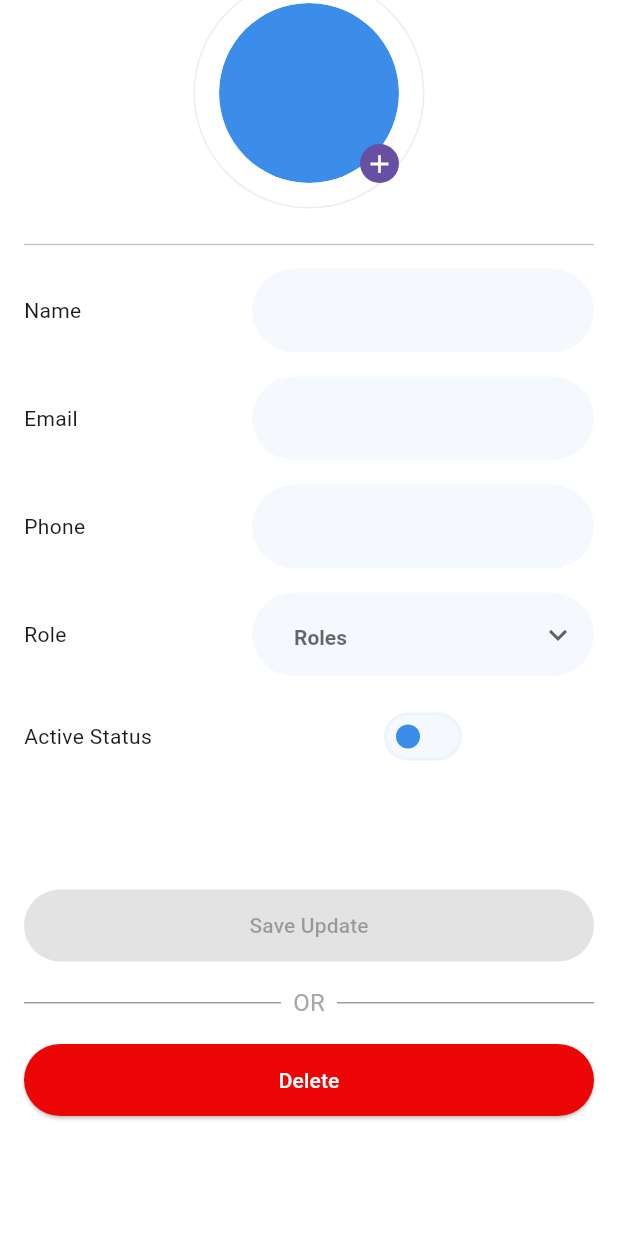
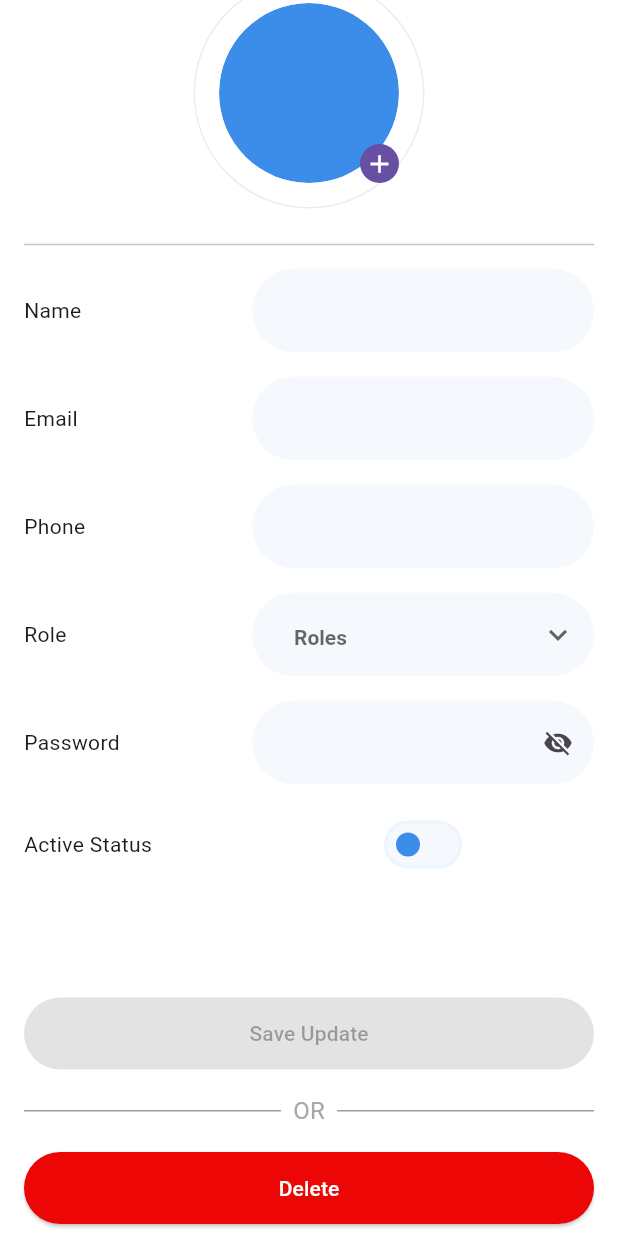
Before and after one commit to rajdeepf1/Microsensors-Flutter, a Flutter app: the EditUser widget shown alone on an empty page, opened directly with empty values, scrolled down 31 dp, on a phone screen of 412 x 824 dp. Run offline on Flutter 3.47's test engine with Material 3 defaults, Android fonts, the phone set to English and light mode, and no system bars; our stand-ins replace dio, dotted_border, file_picker, firebase_core, firebase_messaging, flutter_hooks and 11 more; accounts and stored records are empty; network calls fail.

Commit message:
password visibility to the users

```diff
--- /dev/null
+++ b/lib/features/my_account/repository/account_repository.dart
@@ -0,0 +1,59 @@
+import 'package:dio/dio.dart';
+import 'package:microsensors/core/api_state.dart';
+import '../../../core/api_client.dart';
+
+class AccountRepository {
+  final ApiClient _client;
+  AccountRepository([ApiClient? client]) : _client = client ?? ApiClient();
+
+  Future<ApiState<String>> fetchUserCurrentPassword(int id) async {
+    try {
+      final Response<dynamic> response = await _client.post('user/$id/reveal-password');
+
+      if (response.statusCode != 200) {
+        return ApiError('Server error: ${response.statusCode}');
+      }
+
+      final body = response.data;
+      if (body == null) return ApiError('Empty response');
+
+      String? password;
+
+      if (body is String) {
+        password = body;
+      } else if (body is Map) {
+        // common shapes: { data: "..."} or { data: { password: "..." } } or { password: "..." }
+        if (body['data'] is String) {
+          password = body['data'] as String;
+        } else if (body['data'] is Map && body['data']['password'] != null) {
+          password = body['data']['password'].toString();
+        } else if (body['password'] != null) {
+          password = body['password'].toString();
+        } else {
+          password = body.toString();
+        }
+      } else {
+        password = body.toString();
+      }
+
+      if (password != null && password.isNotEmpty) {
+        return ApiData(password);
+      } else {
+        return ApiError('Password not present in response');
+      }
+    } on DioException catch (dioErr, st) {
+      if (dioErr.type == DioExceptionType.connectionTimeout ||
+          dioErr.type == DioExceptionType.receiveTimeout) {
+        return ApiError('Connection timed out', error: dioErr, stackTrace: st);
+      } else if (dioErr.response != null) {
+        final body = dioErr.response?.data;
+        final msg = (body is Map && body['error'] != null) ? body['error'].toString() : 'Request failed';
+        return ApiError(msg, error: dioErr, stackTrace: st);
+      } else {
+        return ApiError(dioErr.message ?? 'Network error', error: dioErr, stackTrace: st);
+      }
+    } catch (e, st) {
+      return ApiError(e.toString(), error: e, stackTrace: st);
+    }
+  }
+}
--- a/lib/features/notification/presentation/notification.dart
+++ b/lib/features/notification/presentation/notification.dart
@@ -6,6 +6,6 @@ class Notification extends StatelessWidget {
 
   @override
   Widget build(BuildContext context) {
-    return MainLayout(title: "Notifications", child: Text("Notifications"));
+    return MainLayout(title: "Notifications", screenType: ScreenType.search_calender,child: Text("Notifications"));
   }
 }
--- /dev/null
+++ b/lib/features/notification/repository/notification_repository.dart
@@ -0,0 +1,3 @@
+class NotificationRepository{
+
+}
--- a/lib/features/user_list/presentation/edit_user.dart
+++ b/lib/features/user_list/presentation/edit_user.dart
@@ -15,6 +15,7 @@ import '../../../models/user_model/user_model.dart';
 import '../../../models/user_model/user_update_request.dart';
 import '../../components/user/profile_pic.dart';
 import '../../components/user/user_info_edit_field.dart';
+import '../../my_account/repository/account_repository.dart';
 
 class EditUser extends HookWidget {
   final int userId;
@@ -44,6 +45,16 @@ class EditUser extends HookWidget {
   Widget build(BuildContext context) {
     final formKey = useMemoized(() => GlobalKey<FormState>());
 
+    final accountRepo = useMemoized(() => AccountRepository());
+
+
+    final showCurrentPassword = useState(false);
+    final showNewPassword = useState(false);
+
+    final currentPwdLoading = useState<bool>(false);
+    final currentPwdError = useState<String?>(null);
+
+
     final repo = useMemoized(() => SalesManagersUserRepository());
     final loading = useState(false);
     final deleteLoading = useState(false);
@@ -58,6 +69,40 @@ class EditUser extends HookWidget {
     final nameCtrl = useTextEditingController(text: name);
     final emailCtrl = useTextEditingController(text: email);
     final phoneCtrl = useTextEditingController(text: mobileNumber);
+
+    final currentPasswordCtrl = useTextEditingController();
+    final newPassCtrl = useTextEditingController();
+
+
+    Future<void> fetchCurrentPassword() async {
+      if (userId == null) return;
+      currentPwdLoading.value = true;
+      currentPwdError.value = null;
+      try {
+        final res = await accountRepo.fetchUserCurrentPassword(userId);
+        if (res is ApiData<String>) {
+          currentPasswordCtrl.text = res.data;
+        } else if (res is ApiError<String>) {
+          currentPasswordCtrl.text = '';
+          currentPwdError.value = res.message ?? 'Failed to fetch password';
+        } else {
+          currentPasswordCtrl.text = '';
+          currentPwdError.value = 'Unexpected response';
+        }
+      } catch (e) {
+        currentPasswordCtrl.text = '';
+        currentPwdError.value = e.toString();
+      } finally {
+        currentPwdLoading.value = false;
+      }
+    }
+
+    useEffect(() {
+      // fetch once when widget mounts and when current user changes
+      fetchCurrentPassword();
+      return null; // no cleanup
+    }, [userId]);
+
 
     // role map
     final Map<String, int> roleMap = {
@@ -374,6 +419,37 @@ class EditUser extends HookWidget {
                     ),
                   ),
                 ),
+
+                UserInfoEditField(
+                  text: "Password",
+                  child: TextFormField(
+                    controller: currentPasswordCtrl,
+                    readOnly: true,
+                    obscureText: !showCurrentPassword.value, // toggle visibility
+                    style: TextStyle(color: AppColors.subHeadingTextColor),
+                    decoration: InputDecoration(
+                      suffixIcon: IconButton(
+                        icon: Icon(
+                          showCurrentPassword.value ? Icons.visibility : Icons.visibility_off,
+                          size: 20,
+                        ),
+                        onPressed: () {
+                          showCurrentPassword.value = !showCurrentPassword.value;
+                        },
+                      ),
+                      filled: true,
+                      fillColor: AppColors.appBlueColor.withValues(alpha: 0.05),
+                      contentPadding: const EdgeInsets.symmetric(
+                        horizontal: 16.0 * 1.5, vertical: 16.0,
+                      ),
+                      border: const OutlineInputBorder(
+                        borderSide: BorderSide.none,
+                        borderRadius: BorderRadius.all(Radius.circular(50)),
+                      ),
+                    ),
+                  ),
+                ),
+
                 UserInfoEditField(
                   text: "Active Status",
                   child: Switch(
--- a/lib/utils/constants.dart
+++ b/lib/utils/constants.dart
@@ -7,7 +7,7 @@ class Constants{
   static const String _apiBaseUrlProduction = "http://195.35.6.190:8080/api/";
 
   // Toggle flag (set to true for production build)
-  static const bool _isProduction = true;
+  static const bool _isProduction = false;
 
   // Publicly exposed base URL
   static  String get apiBaseUrl =>
```
Also changed, not shown: lib/features/my_account/presentation/my_account.dart (+55 -10 lines).
